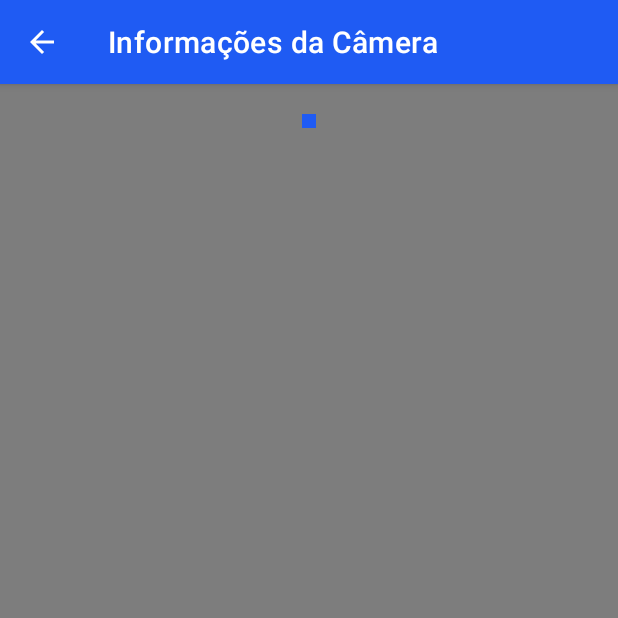
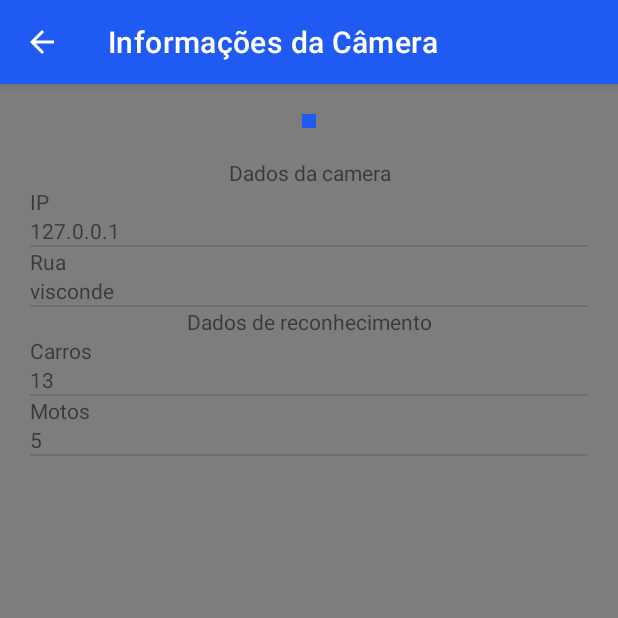
Before and after one commit to CaueSouza/WatchFlow, an Android app: the CameraInformationActivity screen opened directly, with no data from a screen before it, on a phone screen of 412 x 824 dp, the top half of it. Run offline under Robolectric (Android 15) with nearby library versions, the phone set to English and light mode, and no system bars; our stand-ins replace data binding; 1 statement that could not run was skipped.

Commit message:
Changes 03-07: App: Finished mocked info listview for camera information
Server and App:
Updated IP endpoint

```diff
--- a/WatchFlowApp/app/src/main/java/com/example/watchflow/Constants.java
+++ b/WatchFlowApp/app/src/main/java/com/example/watchflow/Constants.java
@@ -18,7 +18,7 @@ public class Constants {
     public static final int DELETE_CAM_OPERATION = 4;
 
     //ENDPOINTS
-    public static final String BASE_URL = "http://192.168.0.13:5000";
+    public static final String BASE_URL = "http://192.168.0.16:5000";
     public static final String ALL_RUNNING_CAMERAS_ENDPOINT = "/allRunningCameras";
     public static final String USER_LOGIN_ENDPOINT = "/userLogin";
     public static final String USER_LOGOUT_ENDPOINT = "/userLogout";
--- a/WatchFlowApp/app/src/main/java/com/example/watchflow/cameraInformation/CameraInformationActivity.java
+++ b/WatchFlowApp/app/src/main/java/com/example/watchflow/cameraInformation/CameraInformationActivity.java
@@ -6,9 +6,14 @@ import androidx.annotation.Nullable;
 import androidx.appcompat.app.AppCompatActivity;
 import androidx.databinding.DataBindingUtil;
 import androidx.lifecycle.ViewModelProvider;
+import androidx.recyclerview.widget.DividerItemDecoration;
+import androidx.recyclerview.widget.LinearLayoutManager;
+import androidx.recyclerview.widget.RecyclerView;
 
 import com.example.watchflow.R;
 import com.example.watchflow.databinding.ActivityCameraInformationBinding;
+
+import java.util.ArrayList;
 
 import static com.example.watchflow.Constants.IMAGE;
 
@@ -17,6 +22,10 @@ public class CameraInformationActivity extends AppCompatActivity {
     ActivityCameraInformationBinding binding;
     CameraInformationViewModel viewModel;
 
+    private DataAdapter cameraDataAdapter;
+    private DataAdapter recognitionDataAdapter;
+    private ArrayList<Data> cameraDataArrayList;
+    private ArrayList<Data> recognitionDataArrayList;
     @Override
     protected void onCreate(@Nullable Bundle savedInstanceState) {
         super.onCreate(savedInstanceState);
@@ -32,6 +41,32 @@ public class CameraInformationActivity extends AppCompatActivity {
         getSupportActionBar().show();
 
         viewModel.getImage().setValue(getIntent().getStringExtra(IMAGE));
+
+        binding.cameraDataRecyclerView.setLayoutManager(new LinearLayoutManager(this));
+        cameraDataArrayList = new ArrayList<>();
+        cameraDataAdapter = new DataAdapter(this, cameraDataArrayList);
+        binding.cameraDataRecyclerView.setAdapter(cameraDataAdapter);
+        binding.cameraDataRecyclerView.addItemDecoration(new DividerItemDecoration(this, LinearLayoutManager.VERTICAL));
+
+        binding.recognitionDataRecyclerView.setLayoutManager(new LinearLayoutManager(this));
+        recognitionDataArrayList = new ArrayList<>();
+        recognitionDataAdapter = new DataAdapter(this, recognitionDataArrayList);
+        binding.recognitionDataRecyclerView.setAdapter(recognitionDataAdapter);
+        binding.recognitionDataRecyclerView.addItemDecoration(new DividerItemDecoration(this, LinearLayoutManager.VERTICAL));
+
+        createListData();
+    }
+
+    private void createListData() {
+        Data data = new Data("IP", "127.0.0.1");
+        Data data2 = new Data("Rua", "visconde");
+        cameraDataArrayList.add(data);
+        cameraDataArrayList.add(data2);
+
+        Data data3 = new Data("Carros", "13");
+        Data data4 = new Data("Motos", "5");
+        recognitionDataArrayList.add(data3);
+        recognitionDataArrayList.add(data4);
     }
 
     @Override
--- /dev/null
+++ b/WatchFlowApp/app/src/main/java/com/example/watchflow/cameraInformation/Data.java
@@ -0,0 +1,28 @@
+package com.example.watchflow.cameraInformation;
+
+public class Data {
+
+    private String title;
+    private String content;
+
+    public Data(String title, String content) {
+        this.title = title;
+        this.content = content;
+    }
+
+    public String getTitle() {
+        return title;
+    }
+
+    public void setTitle(String title) {
+        this.title = title;
+    }
+
+    public String getContent() {
+        return content;
+    }
+
+    public void setContent(String content) {
+        this.content = content;
+    }
+}
--- /dev/null
+++ b/WatchFlowApp/app/src/main/java/com/example/watchflow/cameraInformation/DataAdapter.java
@@ -0,0 +1,63 @@
+package com.example.watchflow.cameraInformation;
+
+import android.content.Context;
+import android.view.LayoutInflater;
+import android.view.View;
+import android.view.ViewGroup;
+import android.widget.TextView;
+
+import androidx.annotation.NonNull;
+import androidx.recyclerview.widget.RecyclerView;
+
+import com.example.watchflow.R;
+
+import org.jetbrains.annotations.NotNull;
+
+import java.util.ArrayList;
+
+public class DataAdapter extends RecyclerView.Adapter<DataAdapter.DataHolder> {
+
+    private Context context;
+    private ArrayList<Data> datas;
+
+    public DataAdapter(Context context, ArrayList<Data> datas) {
+        this.context = context;
+        this.datas = datas;
+    }
+
+    @NonNull
+    @NotNull
+    @Override
+    public DataAdapter.DataHolder onCreateViewHolder(@NonNull @NotNull ViewGroup parent, int viewType) {
+        View view = LayoutInflater.from(context).inflate(R.layout.data_layout_item, parent, false);
+
+        return new DataHolder(view);
+    }
+
+    @Override
+    public void onBindViewHolder(@NonNull @NotNull DataAdapter.DataHolder holder, int position) {
+        Data data = datas.get(position);
+        holder.setDetails(data);
+    }
+
+    @Override
+    public int getItemCount() {
+        return datas.size();
+    }
+
+    class DataHolder extends RecyclerView.ViewHolder{
+        private TextView txtTitle, txtContent;
+
+        public DataHolder(@NonNull @NotNull View itemView) {
+            super(itemView);
+
+            txtTitle = itemView.findViewById(R.id.data_item_title);
+            txtContent = itemView.findViewById(R.id.data_item_content);
+        }
+
+        void setDetails(Data data){
+            txtTitle.setText(data.getTitle());
+            txtContent.setText(data.getContent());
+        }
+    }
+}
--- a/WatchFlowApp/app/src/main/res/layout/activity_camera_information.xml
+++ b/WatchFlowApp/app/src/main/res/layout/activity_camera_information.xml
@@ -1,6 +1,7 @@
 <?xml version="1.0" encoding="utf-8"?>
 <layout xmlns:android="http://schemas.android.com/apk/res/android"
-    xmlns:app="http://schemas.android.com/apk/res-auto">
+    xmlns:app="http://schemas.android.com/apk/res-auto"
+    xmlns:tools="http://schemas.android.com/tools">
 
     <data>
 
@@ -15,6 +16,7 @@
         android:background="@color/colorSecondary">
 
         <FrameLayout
+            android:id="@+id/cam_info_frame_layout"
             android:layout_width="wrap_content"
             android:layout_height="wrap_content"
             android:padding="20dp"
@@ -26,12 +28,51 @@
                 android:id="@+id/cam_info_layout"
                 android:layout_width="wrap_content"
                 android:layout_height="wrap_content"
-                app:imageUrl="@{viewModel.image}"
+                android:adjustViewBounds="true"
                 android:background="@drawable/image_view_border"
-                android:adjustViewBounds="true"/>
+                app:imageUrl="@{viewModel.image}" />
         </FrameLayout>
 
+        <androidx.core.widget.NestedScrollView
+            android:layout_width="match_parent"
+            android:layout_height="0dp"
+            android:paddingEnd="20dp"
+            android:paddingStart="20dp"
+            app:layout_constraintBottom_toBottomOf="parent"
+            app:layout_constraintEnd_toEndOf="parent"
+            app:layout_constraintStart_toStartOf="parent"
+            app:layout_constraintTop_toBottomOf="@id/cam_info_frame_layout">
 
+            <LinearLayout
+                android:orientation="vertical"
+                android:layout_width="match_parent"
+                android:layout_height="match_parent">
+
+                <TextView
+                    android:id="@+id/cam_basic_info_title"
+                    android:layout_width="match_parent"
+                    android:layout_height="wrap_content"
+                    android:textAlignment="center"
+                    android:text="Dados da camera"/>
+
+                <androidx.recyclerview.widget.RecyclerView
+                    android:id="@+id/camera_data_recycler_view"
+                    android:layout_width="match_parent"
+                    android:layout_height="wrap_content"/>
+
+                <TextView
+                    android:id="@+id/cam_advanced_info_title"
+                    android:layout_width="match_parent"
+                    android:layout_height="wrap_content"
+                    android:textAlignment="center"
+                    android:text="Dados de reconhecimento"/>
+
+                <androidx.recyclerview.widget.RecyclerView
+                    android:id="@+id/recognition_data_recycler_view"
+                    android:layout_width="match_parent"
+                    android:layout_height="wrap_content"/>
+            </LinearLayout>
+        </androidx.core.widget.NestedScrollView>
     </androidx.constraintlayout.widget.ConstraintLayout>
 
 </layout>
--- /dev/null
+++ b/WatchFlowApp/app/src/main/res/layout/data_layout_item.xml
@@ -0,0 +1,24 @@
+<?xml version="1.0" encoding="utf-8"?>
+<androidx.constraintlayout.widget.ConstraintLayout xmlns:android="http://schemas.android.com/apk/res/android"
+    xmlns:app="http://schemas.android.com/apk/res-auto"
+    android:layout_width="match_parent"
+    android:layout_height="wrap_content">
+
+    <TextView
+        android:id="@+id/data_item_title"
+        android:layout_width="match_parent"
+        android:layout_height="0dp"
+        android:text="TextView"
+        app:layout_constraintEnd_toEndOf="parent"
+        app:layout_constraintStart_toStartOf="parent"
+        app:layout_constraintTop_toTopOf="parent" />
+
+    <TextView
+        android:id="@+id/data_item_content"
+        android:layout_width="match_parent"
+        android:layout_height="0dp"
+        android:text="TextView"
+        app:layout_constraintEnd_toEndOf="parent"
+        app:layout_constraintStart_toStartOf="parent"
+        app:layout_constraintTop_toBottomOf="@id/data_item_title" />
+</androidx.constraintlayout.widget.ConstraintLayout>
--- a/WatchFlowApp/build.gradle
+++ b/WatchFlowApp/build.gradle
@@ -5,7 +5,7 @@ buildscript {
         jcenter()
     }
     dependencies {
-        classpath 'com.android.tools.build:gradle:4.2.1'
+        classpath 'com.android.tools.build:gradle:4.2.2'
 
         // NOTE: Do not place your application dependencies here; they belong
         // in the individual module build.gradle files
```
Also changed, not shown: 2 other files.
